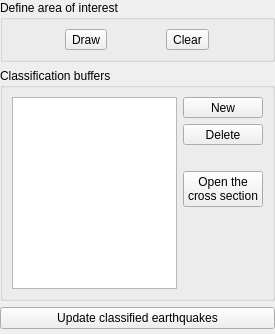
First picture: the form in ui/classificationWdg.ui, repository faunalia/gem-mt, before the edit.
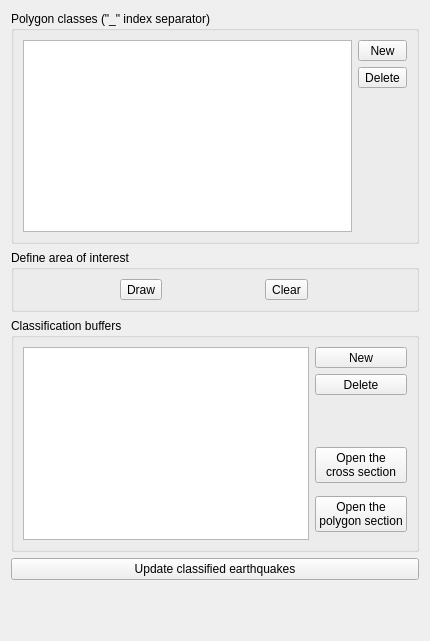
Second picture: the form after the edit.

Commit message: added polygon classification draft

Diff of the .ui file:
```diff
--- a/ui/classificationWdg.ui
+++ b/ui/classificationWdg.ui
@@ -6,17 +6,68 @@
    <rect>
     <x>0</x>
     <y>0</y>
-    <width>275</width>
-    <height>334</height>
+    <width>430</width>
+    <height>641</height>
    </rect>
   </property>
   <property name="windowTitle">
    <string>Form</string>
   </property>
   <layout class="QVBoxLayout" name="verticalLayout">
-   <property name="margin">
-    <number>0</number>
-   </property>
+   <item>
+    <widget class="QGroupBox" name="groupBox_3">
+     <property name="title">
+      <string>Polygon classes (&quot;_&quot; index separator)</string>
+     </property>
+     <layout class="QGridLayout" name="gridLayout_3">
+      <item row="0" column="1" colspan="2">
+       <widget class="QToolButton" name="addClassBtn">
+        <property name="sizePolicy">
+         <sizepolicy hsizetype="Preferred" vsizetype="Fixed">
+          <horstretch>0</horstretch>
+          <verstretch>0</verstretch>
+         </sizepolicy>
+        </property>
+        <property name="text">
+         <string>New</string>
+        </property>
+       </widget>
+      </item>
+      <item row="0" column="0" rowspan="3">
+       <widget class="QTableView" name="classesTable">
+        <property name="sizePolicy">
+         <sizepolicy hsizetype="Expanding" vsizetype="Minimum">
+          <horstretch>0</horstretch>
+          <verstretch>0</verstretch>
+         </sizepolicy>
+        </property>
+        <property name="selectionMode">
+         <enum>QAbstractItemView::SingleSelection</enum>
+        </property>
+        <property name="selectionBehavior">
+         <enum>QAbstractItemView::SelectRows</enum>
+        </property>
+        <attribute name="horizontalHeaderStretchLastSection">
+         <bool>true</bool>
+        </attribute>
+       </widget>
+      </item>
+      <item row="1" column="1" colspan="2">
+       <widget class="QToolButton" name="delClassBtn">
+        <property name="sizePolicy">
+         <sizepolicy hsizetype="Preferred" vsizetype="Fixed">
+          <horstretch>0</horstretch>
+          <verstretch>0</verstretch>
+         </sizepolicy>
+        </property>
+        <property name="text">
+         <string>Delete</string>
+        </property>
+       </widget>
+      </item>
+     </layout>
+    </widget>
+   </item>
    <item>
     <widget class="QGroupBox" name="groupBox_2">
      <property name="title">
@@ -49,7 +100,7 @@
       <string>Classification buffers</string>
      </property>
      <layout class="QGridLayout" name="gridLayout">
-      <item row="0" column="2">
+      <item row="0" column="1" colspan="2">
        <widget class="QToolButton" name="addBufferBtn">
         <property name="sizePolicy">
          <sizepolicy hsizetype="Preferred" vsizetype="Fixed">
@@ -65,33 +116,7 @@
         </property>
        </widget>
       </item>
-      <item row="1" column="2">
-       <widget class="QToolButton" name="delBufferBtn">
-        <property name="sizePolicy">
-         <sizepolicy hsizetype="Preferred" vsizetype="Fixed">
-          <horstretch>0</horstretch>
-          <verstretch>0</verstretch>
-         </sizepolicy>
-        </property>
-        <property name="text">
-         <string>Delete</string>
-        </property>
-       </widget>
-      </item>
-      <item row="4" column="2">
-       <spacer name="verticalSpacer">
-        <property name="orientation">
-         <enum>Qt::Vertical</enum>
-        </property>
-        <property name="sizeHint" stdset="0">
-         <size>
-          <width>37</width>
-          <height>50</height>
-         </size>
-        </property>
-       </spacer>
-      </item>
-      <item row="0" column="0" rowspan="5" colspan="2">
+      <item row="0" column="0" rowspan="9">
        <widget class="QTableView" name="buffersTable">
         <property name="sizePolicy">
          <sizepolicy hsizetype="Expanding" vsizetype="Minimum">
@@ -110,8 +135,8 @@
         </attribute>
        </widget>
       </item>
-      <item row="3" column="2">
-       <widget class="QPushButton" name="crossSectionBtn">
+      <item row="1" column="1" colspan="2">
+       <widget class="QToolButton" name="delBufferBtn">
         <property name="sizePolicy">
          <sizepolicy hsizetype="Preferred" vsizetype="Fixed">
           <horstretch>0</horstretch>
@@ -119,12 +144,11 @@
          </sizepolicy>
         </property>
         <property name="text">
-         <string>Open the 
-cross section</string>
+         <string>Delete</string>
         </property>
        </widget>
       </item>
-      <item row="2" column="2">
+      <item row="2" column="1" rowspan="2">
        <spacer name="verticalSpacer_3">
         <property name="orientation">
          <enum>Qt::Vertical</enum>
@@ -140,6 +164,34 @@
         </property>
        </spacer>
       </item>
+      <item row="4" column="1" rowspan="2" colspan="2">
+       <widget class="QPushButton" name="crossSectionBtn">
+        <property name="sizePolicy">
+         <sizepolicy hsizetype="Preferred" vsizetype="Fixed">
+          <horstretch>0</horstretch>
+          <verstretch>0</verstretch>
+         </sizepolicy>
+        </property>
+        <property name="text">
+         <string>Open the 
+cross section</string>
+        </property>
+       </widget>
+      </item>
+      <item row="6" column="1" rowspan="3" colspan="2">
+       <widget class="QPushButton" name="polygonSectionBtn">
+        <property name="sizePolicy">
+         <sizepolicy hsizetype="Preferred" vsizetype="Fixed">
+          <horstretch>0</horstretch>
+          <verstretch>0</verstretch>
+         </sizepolicy>
+        </property>
+        <property name="text">
+         <string>Open the 
+polygon section</string>
+        </property>
+       </widget>
+      </item>
      </layout>
     </widget>
    </item>
```
The commit also changes 2 other files.
